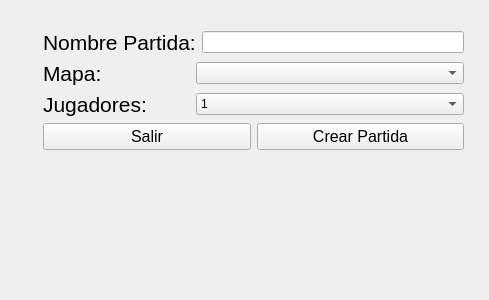
This is Client/ui/ui/crearpartida.ui in AbrahamOsco/Worms-Taller-1 as Qt 5 draws it before an edit. The edited form follows.
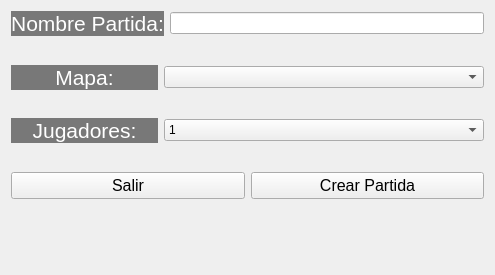
This is the edited form.

Commit message: modifico las ventanas de login, crearpartida y buscarpartida para que sean mas amigables a temas oscuros

```diff
--- a/Client/ui/ui/crearpartida.ui
+++ b/Client/ui/ui/crearpartida.ui
@@ -6,22 +6,15 @@
    <rect>
     <x>0</x>
     <y>0</y>
-    <width>489</width>
-    <height>300</height>
+    <width>495</width>
+    <height>275</height>
    </rect>
   </property>
   <property name="windowTitle">
    <string>MainWindow</string>
   </property>
-  <widget class="QWidget" name="layoutWidget">
-   <property name="geometry">
-    <rect>
-     <x>43</x>
-     <y>30</y>
-     <width>421</width>
-     <height>204</height>
-    </rect>
-   </property>
+  <layout class="QGridLayout" name="gridLayout">
+   <item row="0" column="0">
    <layout class="QVBoxLayout" name="verticalLayout_2">
     <item>
      <layout class="QHBoxLayout" name="horizontalLayout_5">
@@ -32,8 +25,12 @@
           <pointsize>16</pointsize>
          </font>
         </property>
+         <property name="styleSheet">
+          <string notr="true">background-color: rgba(0, 0, 0, 0.5);
+color: #FFFFFF</string>
+         </property>
         <property name="text">
-         <string>Nombre Partida:</string>
+          <string>&lt;html&gt;&lt;head/&gt;&lt;body&gt;&lt;p align=&quot;center&quot;&gt;Nombre Partida:&lt;/p&gt;&lt;/body&gt;&lt;/html&gt;</string>
         </property>
        </widget>
       </item>
@@ -46,6 +43,19 @@
       </item>
      </layout>
     </item>
+     <item>
+      <spacer name="verticalSpacer">
+       <property name="orientation">
+        <enum>Qt::Vertical</enum>
+       </property>
+       <property name="sizeHint" stdset="0">
+        <size>
+         <width>20</width>
+         <height>40</height>
+        </size>
+       </property>
+      </spacer>
+     </item>
     <item>
      <layout class="QHBoxLayout" name="horizontalLayout">
       <item>
@@ -63,8 +73,12 @@
             <pointsize>16</pointsize>
            </font>
           </property>
+           <property name="styleSheet">
+            <string notr="true">background-color: rgba(0, 0, 0, 0.5);
+color: #FFFFFF</string>
+           </property>
           <property name="text">
-           <string>Mapa:</string>
+            <string>&lt;html&gt;&lt;head/&gt;&lt;body&gt;&lt;p align=&quot;center&quot;&gt;Mapa:&lt;/p&gt;&lt;/body&gt;&lt;/html&gt;</string>
           </property>
          </widget>
         </item>
@@ -79,6 +93,19 @@
       </item>
      </layout>
     </item>
+     <item>
+      <spacer name="verticalSpacer_2">
+       <property name="orientation">
+        <enum>Qt::Vertical</enum>
+       </property>
+       <property name="sizeHint" stdset="0">
+        <size>
+         <width>20</width>
+         <height>40</height>
+        </size>
+       </property>
+      </spacer>
+     </item>
     <item>
      <layout class="QHBoxLayout" name="horizontalLayout_3">
       <item>
@@ -94,8 +121,12 @@
           <pointsize>16</pointsize>
          </font>
         </property>
+         <property name="styleSheet">
+          <string notr="true">background-color: rgba(0, 0, 0, 0.5);
+color: #FFFFFF</string>
+         </property>
         <property name="text">
-         <string>&lt;html&gt;&lt;head/&gt;&lt;body&gt;&lt;p&gt;Jugadores:&lt;/p&gt;&lt;/body&gt;&lt;/html&gt;</string>
+          <string>&lt;html&gt;&lt;head/&gt;&lt;body&gt;&lt;p align=&quot;center&quot;&gt;Jugadores:&lt;/p&gt;&lt;/body&gt;&lt;/html&gt;</string>
         </property>
        </widget>
       </item>
@@ -148,6 +179,19 @@
       </item>
      </layout>
     </item>
+     <item>
+      <spacer name="verticalSpacer_3">
+       <property name="orientation">
+        <enum>Qt::Vertical</enum>
+       </property>
+       <property name="sizeHint" stdset="0">
+        <size>
+         <width>20</width>
+         <height>40</height>
+        </size>
+       </property>
+      </spacer>
+     </item>
     <item>
      <layout class="QHBoxLayout" name="horizontalLayout_2">
       <item>
@@ -182,6 +226,19 @@
       </item>
      </layout>
     </item>
+     <item>
+      <spacer name="verticalSpacer_4">
+       <property name="orientation">
+        <enum>Qt::Vertical</enum>
+       </property>
+       <property name="sizeHint" stdset="0">
+        <size>
+         <width>20</width>
+         <height>40</height>
+        </size>
+       </property>
+      </spacer>
+     </item>
     <item>
      <widget class="QLabel" name="labelResultado">
       <property name="text">
@@ -189,8 +246,22 @@
       </property>
      </widget>
     </item>
-   </layout>
-  </widget>
+     <item>
+      <spacer name="verticalSpacer_5">
+       <property name="orientation">
+        <enum>Qt::Vertical</enum>
+       </property>
+       <property name="sizeHint" stdset="0">
+        <size>
+         <width>20</width>
+         <height>40</height>
+        </size>
+       </property>
+      </spacer>
+     </item>
+    </layout>
+   </item>
+  </layout>
  </widget>
  <resources/>
  <connections/>
```
Lines whose indentation alone changed are shown as unchanged. The commit also changes 2 other files.
